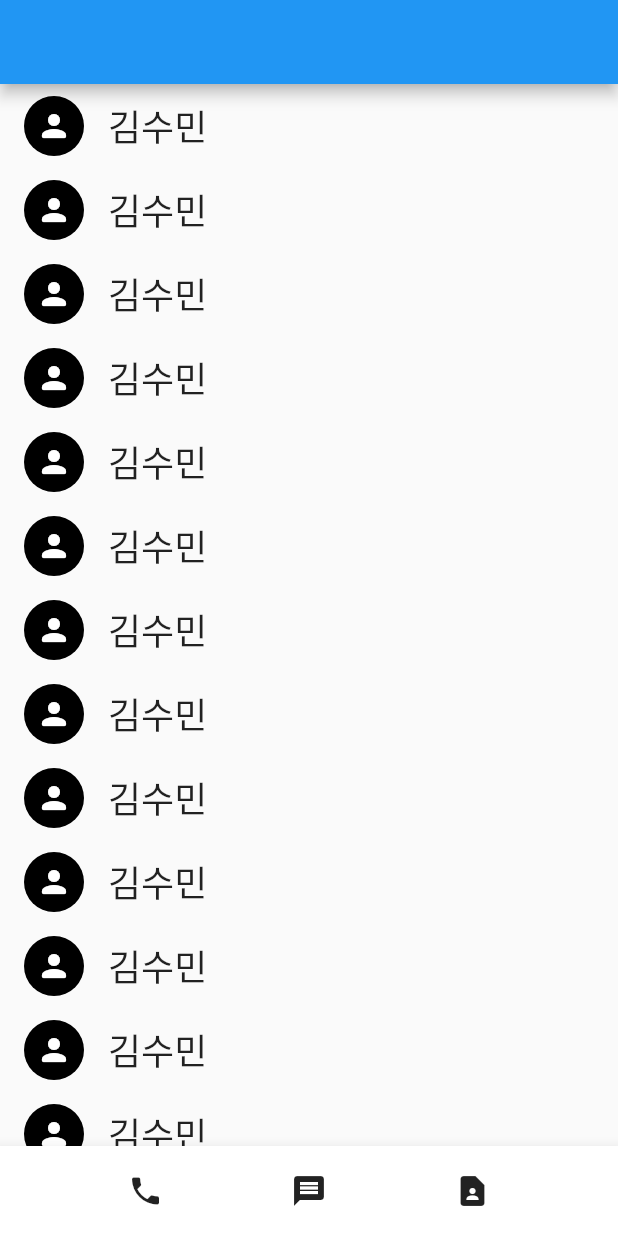
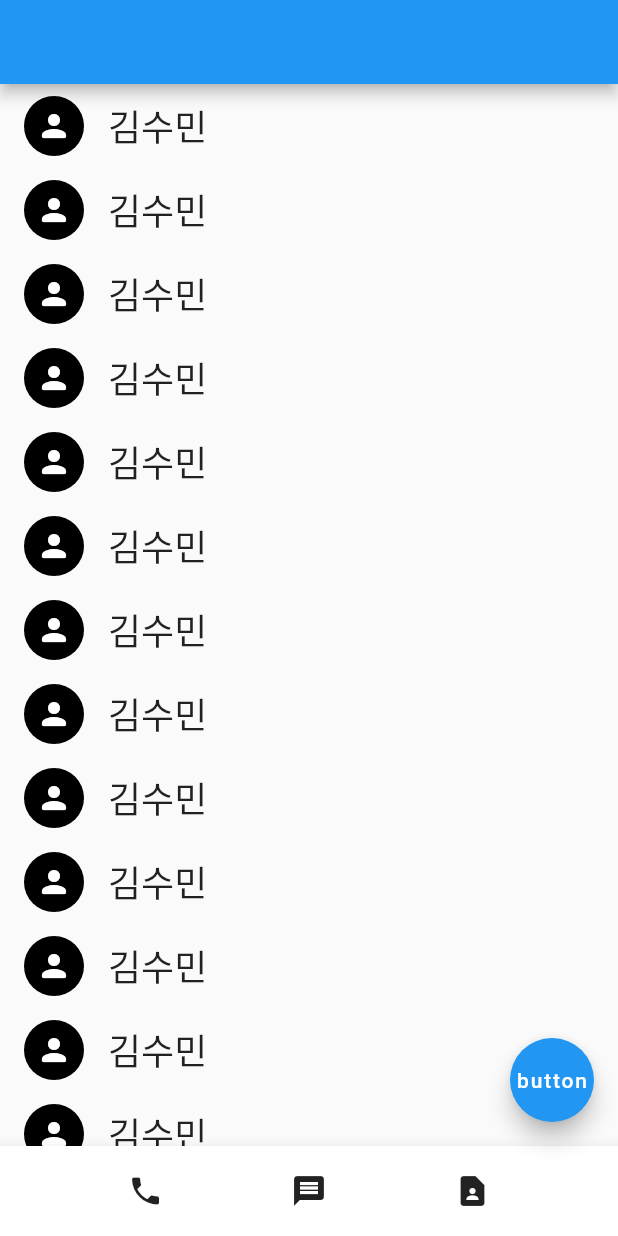
Before and after one commit to milk717/flutter-study, a Flutter app: the screen it shows after launch, on a phone screen of 412 x 824 dp. Run offline on Flutter 3.47's test engine with Material 2 defaults, Android fonts, the phone set to English and light mode, and no system bars.

Commit message:
floatingActionButton

```diff
--- a/lib/main.dart
+++ b/lib/main.dart
@@ -1,17 +1,27 @@
 import 'package:flutter/material.dart';
 
 void main() {
-  runApp(const MyApp());  //앱 시작해주세요~
+  runApp(MyApp());  //앱 시작해주세요~
 }
 //메인페이지 만들기
 class MyApp extends StatelessWidget {
-  const MyApp({Key? key}) : super(key: key);
+  MyApp({Key? key}) : super(key: key);
+
+  var a = 1;
+
   @override
   Widget build(BuildContext context) {
     return MaterialApp(
       home: Scaffold(
-          appBar: AppBar(),
-          body: ListView.builder(
+        floatingActionButton: FloatingActionButton(
+          child: Text('button'),
+          onPressed: (){
+            print(a.toString());
+            a++;
+          },
+        ),
+        appBar: AppBar(),
+        body: ListView.builder(
               itemCount: 17,
               itemBuilder: (c,i){
                 return ListTile(
```
